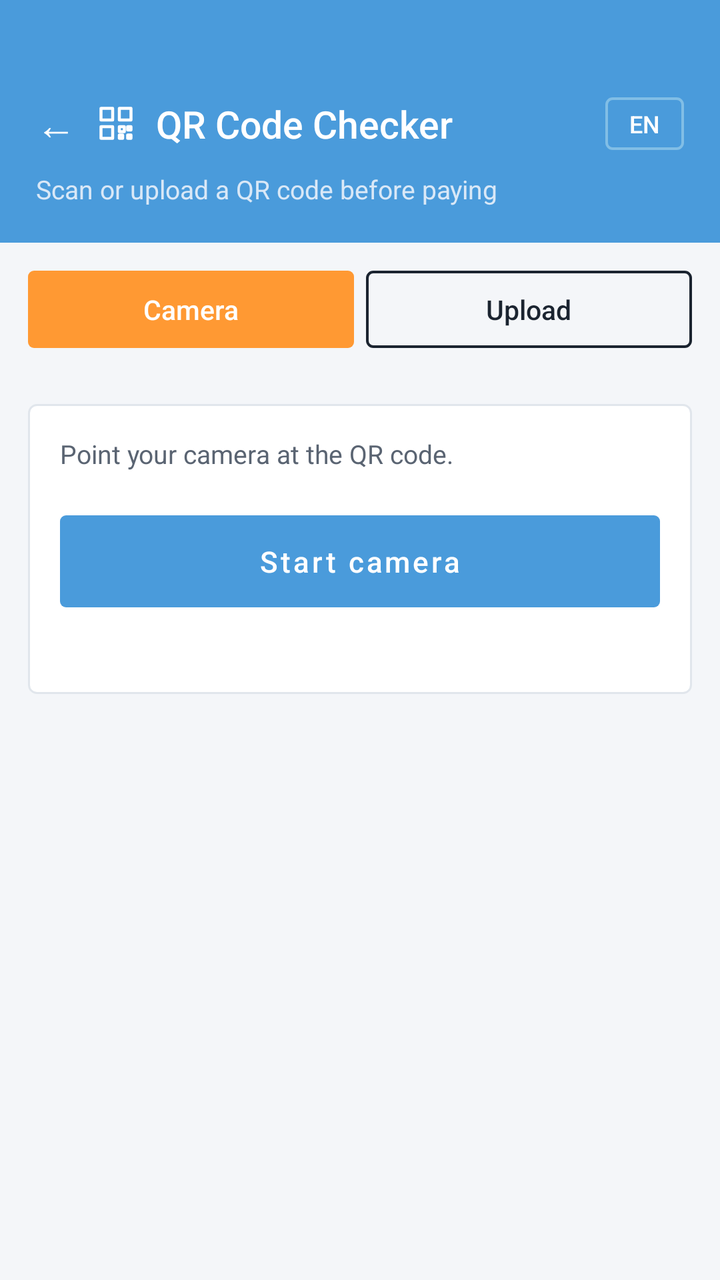
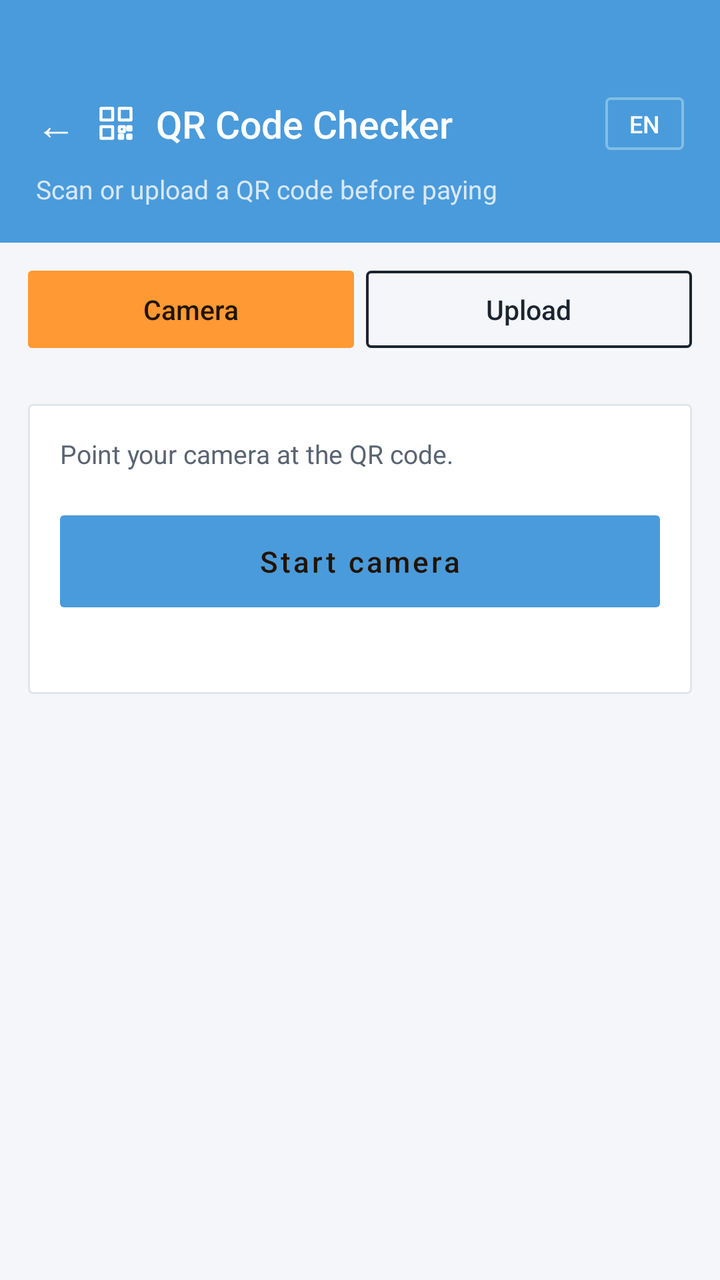

Compare the two renders of this Android layout. The source of the first and the diff that turns it into the second are given below.
<!-- AndroidManifest.xml: application theme Theme.CyberSuraksha -->
<!-- res/layout/activity_qr.xml -->
<?xml version="1.0" encoding="utf-8"?>
<ScrollView xmlns:android="http://schemas.android.com/apk/res/android"
    android:layout_width="match_parent"
    android:layout_height="match_parent"
    android:background="@color/bg"
    android:fillViewport="true">

    <LinearLayout
        android:layout_width="match_parent"
        android:layout_height="wrap_content"
        android:orientation="vertical">

        
        <LinearLayout
            android:layout_width="match_parent"
            android:layout_height="wrap_content"
            android:background="@color/navy"
            android:orientation="vertical"
            android:paddingHorizontal="18dp"
            android:paddingTop="44dp"
            android:paddingBottom="18dp">

            <LinearLayout
                android:layout_width="match_parent"
                android:layout_height="wrap_content"
                android:orientation="horizontal"
                android:gravity="center_vertical">

                <TextView
                    android:id="@+id/backBtn"
                    android:layout_width="wrap_content"
                    android:layout_height="wrap_content"
                    android:text="←"
                    android:textColor="@color/white"
                    android:textSize="20sp"
                    android:paddingEnd="10dp"
                    android:paddingVertical="4dp" />

                <ImageView
                    android:layout_width="20dp"
                    android:layout_height="20dp"
                    android:src="@drawable/ic_qr"
                    android:tint="@color/white"
                    android:contentDescription="@null" />

                <TextView
                    android:id="@+id/titleText"
                    android:layout_width="0dp"
                    android:layout_height="wrap_content"
                    android:layout_weight="1"
                    android:layout_marginStart="10dp"
                    android:text="QR Code Checker"
                    android:textColor="@color/white"
                    android:textSize="19sp"
                    android:fontFamily="sans-serif-medium" />

                <TextView
                    android:id="@+id/langBtn"
                    android:layout_width="wrap_content"
                    android:layout_height="wrap_content"
                    android:background="@drawable/bg_btn_outline_white"
                    android:paddingHorizontal="12dp"
                    android:paddingVertical="5dp"
                    android:text="EN"
                    android:textColor="@color/white"
                    android:textSize="12sp"
                    android:fontFamily="sans-serif-medium" />
            </LinearLayout>

            <TextView
                android:id="@+id/subtitleText"
                android:layout_width="match_parent"
                android:layout_height="wrap_content"
                android:layout_marginTop="6dp"
                android:text="Scan or upload a QR code before paying"
                android:textColor="#D9E8F7"
                android:textSize="13sp" />
        </LinearLayout>

        
        <LinearLayout
            android:layout_width="match_parent"
            android:layout_height="wrap_content"
            android:orientation="horizontal"
            android:layout_margin="14dp"
            android:layout_marginBottom="0dp">

            <TextView
                android:id="@+id/tabCamera"
                android:layout_width="0dp"
                android:layout_weight="1"
                android:layout_height="wrap_content"
                android:text="Camera"
                android:gravity="center"
                android:textColor="@color/white"
                android:background="@drawable/bg_btn_primary"
                android:paddingVertical="10dp"
                android:fontFamily="sans-serif-medium"
                android:textSize="13.5sp"
                android:layout_marginEnd="6dp" />

            <TextView
                android:id="@+id/tabUpload"
                android:layout_width="0dp"
                android:layout_weight="1"
                android:layout_height="wrap_content"
                android:text="Upload"
                android:gravity="center"
                android:textColor="@color/text_main"
                android:background="@drawable/bg_btn_outline"
                android:paddingVertical="10dp"
                android:fontFamily="sans-serif-medium"
                android:textSize="13.5sp" />
        </LinearLayout>

        
        <LinearLayout
            android:id="@+id/cameraPanel"
            android:layout_width="match_parent"
            android:layout_height="wrap_content"
            android:orientation="vertical"
            android:background="@drawable/bg_card"
            android:layout_margin="14dp"
            android:padding="16dp">

            <TextView
                android:id="@+id/qrScanHintText"
                android:layout_width="match_parent"
                android:layout_height="wrap_content"
                android:text="Point your camera at the QR code."
                android:textColor="@color/text_muted"
                android:textSize="13sp"
                android:layout_marginBottom="10dp" />

            <androidx.camera.view.PreviewView
                android:id="@+id/previewView"
                android:layout_width="match_parent"
                android:layout_height="320dp"
                android:background="#111111"
                android:visibility="gone" />

            <Button
                android:id="@+id/camStartBtn"
                android:layout_width="match_parent"
                android:layout_height="46dp"
                android:layout_marginTop="12dp"
                android:background="@drawable/bg_btn_primary"
                android:text="Start camera"
                android:textAllCaps="false"
                android:textColor="@color/white"
                android:fontFamily="sans-serif-medium"
                android:textSize="14.5sp"
                android:stateListAnimator="@null" />

            <Button
                android:id="@+id/camStopBtn"
                android:layout_width="match_parent"
                android:layout_height="46dp"
                android:layout_marginTop="12dp"
                android:background="@drawable/bg_btn_outline"
                android:text="Stop camera"
                android:textAllCaps="false"
                android:textColor="@color/text_main"
                android:fontFamily="sans-serif-medium"
                android:textSize="14.5sp"
                android:stateListAnimator="@null"
                android:visibility="gone" />

            <TextView
                android:id="@+id/camStatusText"
                android:layout_width="match_parent"
                android:layout_height="wrap_content"
                android:layout_marginTop="10dp"
                android:textColor="@color/text_muted"
                android:textSize="12.5sp" />
        </LinearLayout>

        
        <LinearLayout
            android:id="@+id/uploadPanel"
            android:layout_width="match_parent"
            android:layout_height="wrap_content"
            android:orientation="vertical"
            android:background="@drawable/bg_card"
            android:layout_margin="14dp"
            android:padding="16dp"
            android:visibility="gone">

            <Button
                android:id="@+id/uploadBtn"
                android:layout_width="match_parent"
                android:layout_height="46dp"
                android:background="@drawable/bg_btn_outline"
                android:text="Upload QR image"
                android:textAllCaps="false"
                android:textColor="@color/text_main"
                android:fontFamily="sans-serif-medium"
                android:textSize="14.5sp"
                android:stateListAnimator="@null" />

            <ImageView
                android:id="@+id/uploadPreview"
                android:layout_width="160dp"
                android:layout_height="160dp"
                android:layout_marginTop="10dp"
                android:layout_gravity="center"
                android:scaleType="centerInside"
                android:visibility="gone"
                android:contentDescription="@null" />

            <TextView
                android:id="@+id/uploadStatusText"
                android:layout_width="match_parent"
                android:layout_height="wrap_content"
                android:layout_marginTop="10dp"
                android:textColor="@color/text_muted"
                android:textSize="12.5sp" />
        </LinearLayout>

        
        <LinearLayout
            android:id="@+id/resultContainer"
            android:layout_width="match_parent"
            android:layout_height="wrap_content"
            android:orientation="vertical"
            android:layout_marginHorizontal="14dp"
            android:layout_marginBottom="24dp" />

    </LinearLayout>
</ScrollView>
<!-- resources referenced by this layout -->
<resources>
  <color name="bg">#F4F6F9</color>
  <color name="navy">#4A9BDB</color>
  <color name="text_main">#1B2430</color>
  <color name="text_muted">#5A6472</color>
  <color name="white">#FFFFFF</color>
  <!-- drawable bg_btn_outline (drawable) -->
  <?xml version="1.0" encoding="utf-8"?>
  <shape xmlns:android="http://schemas.android.com/apk/res/android" android:shape="rectangle">
      <solid android:color="@android:color/transparent" />
      <stroke android:width="1.3dp" android:color="@color/text_main" />
      <corners android:radius="3dp" />
  </shape>
  <!-- drawable bg_btn_outline_white (drawable) -->
  <?xml version="1.0" encoding="utf-8"?>
  <shape xmlns:android="http://schemas.android.com/apk/res/android" android:shape="rectangle">
      <solid android:color="@android:color/transparent" />
      <stroke android:width="1.3dp" android:color="#7FB8E0F0" />
      <corners android:radius="3dp" />
  </shape>
  <!-- drawable bg_btn_primary (drawable) -->
  <?xml version="1.0" encoding="utf-8"?>
  <shape xmlns:android="http://schemas.android.com/apk/res/android" android:shape="rectangle">
      <solid android:color="@color/saffron" />
      <corners android:radius="3dp" />
  </shape>
  <!-- drawable bg_card (drawable) -->
  <?xml version="1.0" encoding="utf-8"?>
  <shape xmlns:android="http://schemas.android.com/apk/res/android" android:shape="rectangle">
      <solid android:color="@color/white" />
      <stroke android:width="1dp" android:color="@color/border" />
      <corners android:radius="4dp" />
  </shape>
  <!-- drawable ic_qr (drawable) -->
  <?xml version="1.0" encoding="utf-8"?>
  <vector xmlns:android="http://schemas.android.com/apk/res/android"
      android:width="24dp" android:height="24dp" android:viewportWidth="24" android:viewportHeight="24">
      <path android:pathData="M3,3 H10 V10 H3 Z"
          android:fillColor="#00000000" android:strokeColor="#000000"
          android:strokeWidth="1.8" android:strokeLineCap="round" android:strokeLineJoin="round" />
      <path android:pathData="M14,3 H21 V10 H14 Z"
          android:fillColor="#00000000" android:strokeColor="#000000"
          android:strokeWidth="1.8" android:strokeLineCap="round" android:strokeLineJoin="round" />
      <path android:pathData="M3,14 H10 V21 H3 Z"
          android:fillColor="#00000000" android:strokeColor="#000000"
          android:strokeWidth="1.8" android:strokeLineCap="round" android:strokeLineJoin="round" />
      <path android:pathData="M14,14 H17 V17 H14 Z M19,14 H21 V16 H19 Z M14,19 H16 V21 H14 Z M19,19 H21 V21 H19 Z"
          android:fillColor="#00000000" android:strokeColor="#000000"
          android:strokeWidth="1.8" android:strokeLineCap="round" android:strokeLineJoin="round" />
  </vector>
  <style name="Theme.CyberSuraksha" parent="Theme.MaterialComponents.DayNight.NoActionBar">
          <item name="colorPrimary">@color/navy</item>
          <item name="colorPrimaryDark">@color/navy</item>
          <item name="colorAccent">@color/saffron</item>
          <item name="android:windowBackground">@color/bg</item>
          <item name="android:statusBarColor">@color/navy</item>
      </style>
  <color name="saffron">#FF9933</color>
  <color name="border">#E1E6EC</color>
</resources>

<!-- the commit's change to res/layout/activity_qr.xml (unified diff, before → after) -->
@@ -92,7 +92,7 @@
                 android:layout_height="wrap_content"
                 android:text="Camera"
                 android:gravity="center"
-                android:textColor="@color/white"
+                android:textColor="@color/on_saffron"
                 android:background="@drawable/bg_btn_primary"
                 android:paddingVertical="10dp"
                 android:fontFamily="sans-serif-medium"
@@ -147,7 +147,7 @@
                 android:background="@drawable/bg_btn_primary"
                 android:text="Start camera"
                 android:textAllCaps="false"
-                android:textColor="@color/white"
+                android:textColor="@color/on_saffron"
                 android:fontFamily="sans-serif-medium"
                 android:textSize="14.5sp"
                 android:stateListAnimator="@null" />
<!-- resource entries referenced after the edit -->
@@ -2,6 +2,7 @@
 <resources>
   <color name="bg">#F4F6F9</color>
   <color name="navy">#4A9BDB</color>
+  <color name="on_saffron">#211400</color>
   <color name="text_main">#1B2430</color>
   <color name="text_muted">#5A6472</color>
   <color name="white">#FFFFFF</color>
@@ -10,27 +11,27 @@
   <shape xmlns:android="http://schemas.android.com/apk/res/android" android:shape="rectangle">
       <solid android:color="@android:color/transparent" />
       <stroke android:width="1.3dp" android:color="@color/text_main" />
-      <corners android:radius="3dp" />
+      <corners android:radius="2dp" />
   </shape>
   <!-- drawable bg_btn_outline_white (drawable) -->
   <?xml version="1.0" encoding="utf-8"?>
   <shape xmlns:android="http://schemas.android.com/apk/res/android" android:shape="rectangle">
       <solid android:color="@android:color/transparent" />
       <stroke android:width="1.3dp" android:color="#7FB8E0F0" />
-      <corners android:radius="3dp" />
+      <corners android:radius="2dp" />
   </shape>
   <!-- drawable bg_btn_primary (drawable) -->
   <?xml version="1.0" encoding="utf-8"?>
   <shape xmlns:android="http://schemas.android.com/apk/res/android" android:shape="rectangle">
       <solid android:color="@color/saffron" />
-      <corners android:radius="3dp" />
+      <corners android:radius="2dp" />
   </shape>
   <!-- drawable bg_card (drawable) -->
   <?xml version="1.0" encoding="utf-8"?>
   <shape xmlns:android="http://schemas.android.com/apk/res/android" android:shape="rectangle">
       <solid android:color="@color/white" />
       <stroke android:width="1dp" android:color="@color/border" />
-      <corners android:radius="4dp" />
+      <corners android:radius="2dp" />
   </shape>
   <!-- drawable ic_qr (drawable) -->
   <?xml version="1.0" encoding="utf-8"?>
